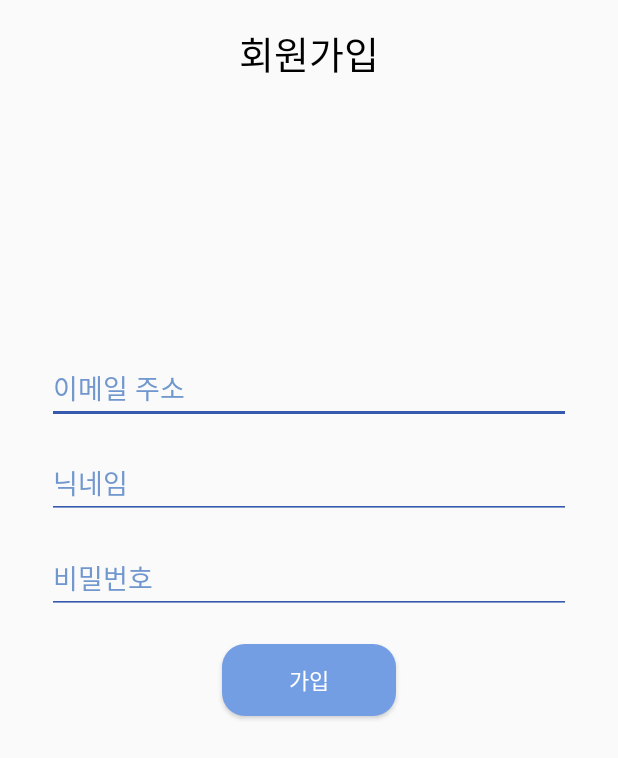
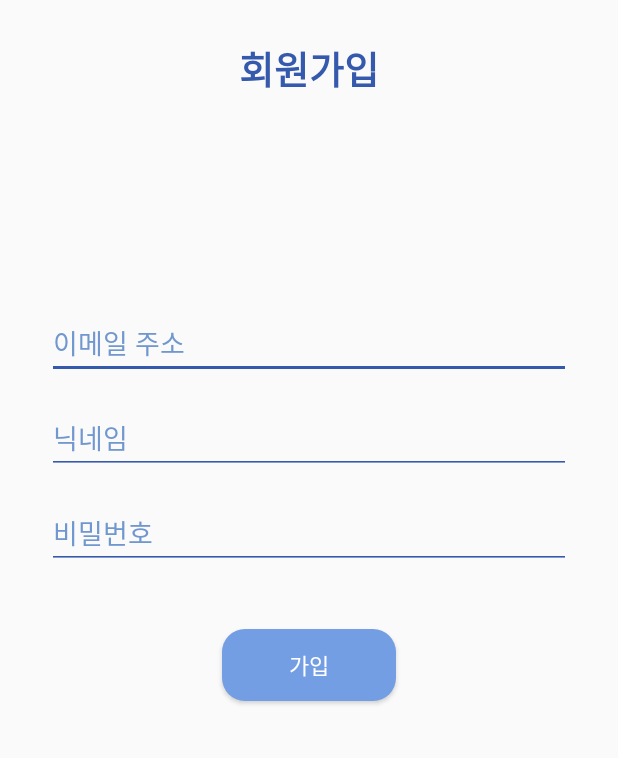
Before and after one commit to mash-up-kr/sports-mate-android, an Android app: the layout sign_up.xml on its own in the app's theme, with its tools: preview values and no code run, on a phone screen of 412 x 824 dp. Shown: the top 758 px of the screen. Run offline under Robolectric (Android 15) with nearby library versions, the phone set to English and light mode, and no system bars.

Commit message:
폰트 색상 변경

```diff
--- a/app/src/main/res/layout/sign_up.xml
+++ b/app/src/main/res/layout/sign_up.xml
@@ -12,15 +12,17 @@
     tools:context="kr.mashup.sportsmate.app.sign.SignUpActivity">
 
     <TextView
+        android:layout_marginTop="10dp"
         android:layout_width="wrap_content"
         android:layout_height="wrap_content"
         android:layout_gravity="center_horizontal"
         android:textSize="25dp"
-        android:textColor="#000000"
-        android:text="회원가입"/>
+        android:textColor="#3559ad"
+        android:text="회원가입"
+        android:textStyle="bold"/>
 
     <EditText
-        android:layout_marginTop="180dp"
+        android:layout_marginTop="140dp"
         android:layout_width="match_parent"
         android:layout_height="wrap_content"
         android:layout_marginLeft="15dp"
@@ -56,7 +58,7 @@
     <Button
         android:layout_width="116dp"
         android:layout_height="wrap_content"
-        android:layout_marginTop="20dp"
+        android:layout_marginTop="40dp"
         android:layout_marginLeft="15dp"
         android:layout_marginRight="15dp"
         android:layout_gravity="center_horizontal"
```
Also changed, not shown: app/src/main/java/kr/mashup/sportsmate/app/splash/SplashActivity.java (+11 -0 lines).
